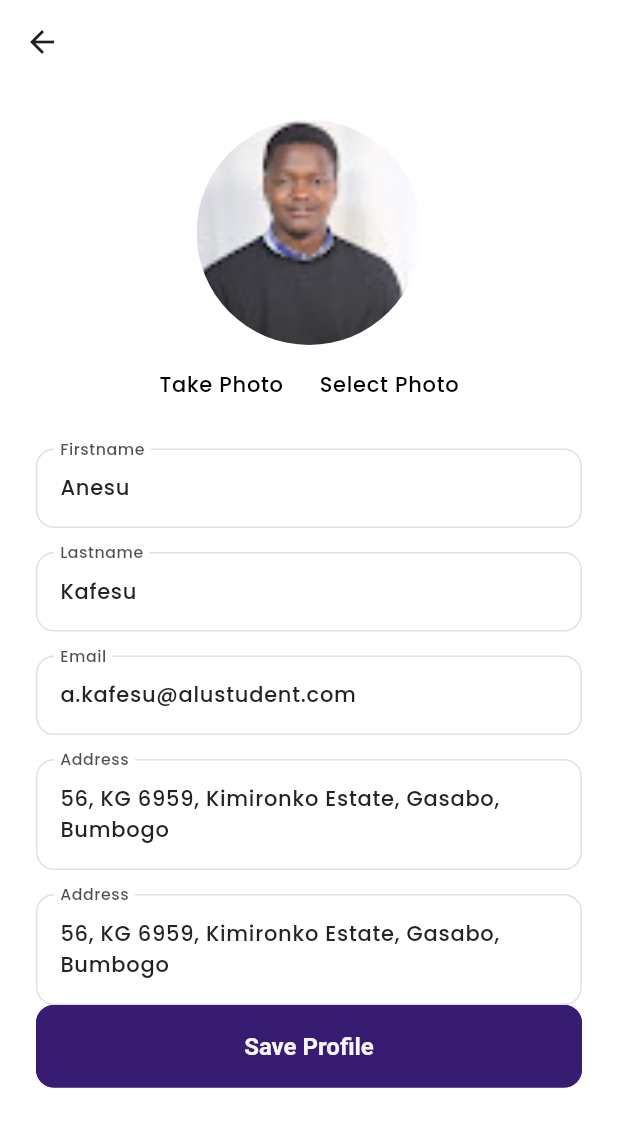
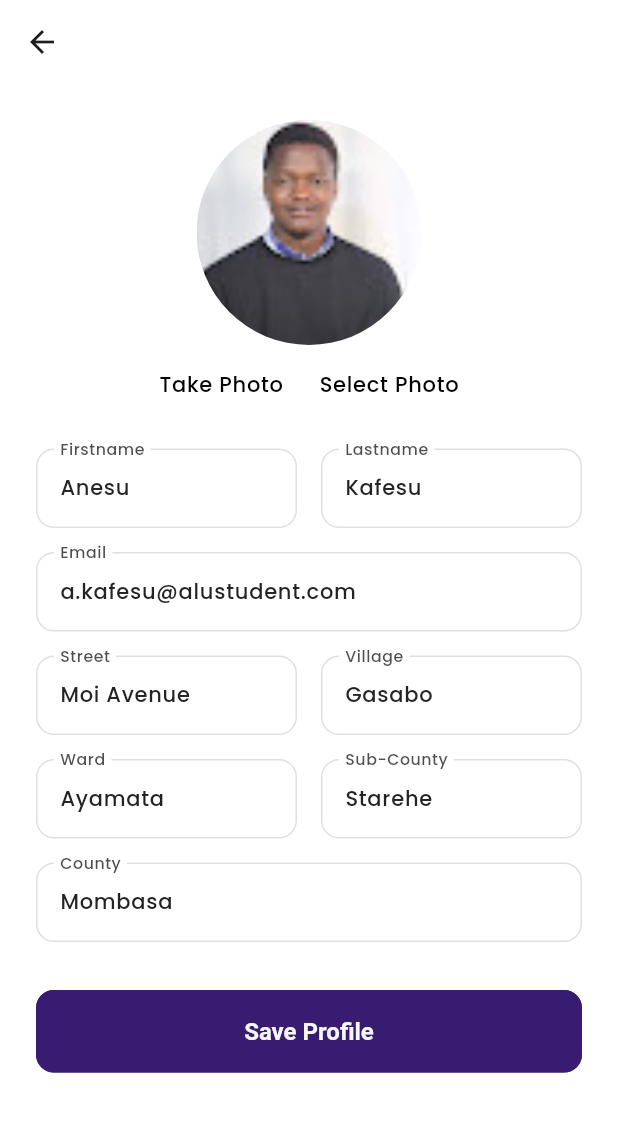
Before and after one commit to SundayOlubode/chindi, a Flutter app: the EditProfile screen opened directly, on a phone screen of 412 x 824 dp. Shown: the top 1127 px of the screen. Run offline on Flutter 3.47's test engine with Material 3 defaults, Android fonts, the phone set to English and light mode, and no system bars; our stand-ins replace flutter_slidable, iconsax; missing offline and left inert: awesome_ripple_animation; network calls fail.

Commit message:
update: adjust profile edit textfields layout

```diff
--- a/lib/routes/profile/edit_profile.dart
+++ b/lib/routes/profile/edit_profile.dart
@@ -44,14 +44,23 @@ class EditProfile extends StatelessWidget {
                 const SizedBox(height: ChindiSizes.spaceBtwSections),
                 Column(
                   children: [
-                    _buildProfileTextField(
-                      ChindiTexts.firstname,
-                      ChindiTexts.anesu,
-                    ),
-                    const SizedBox(height: ChindiSizes.spaceBtwItems),
-                    _buildProfileTextField(
-                      ChindiTexts.lastname,
-                      ChindiTexts.kafesu,
+                    Row(
+                      mainAxisAlignment: MainAxisAlignment.spaceBetween,
+                      children: [
+                        Expanded(
+                          child: _buildProfileTextField(
+                            ChindiTexts.firstname,
+                            ChindiTexts.anesu,
+                          ),
+                        ),
+                        const SizedBox(width: ChindiSizes.spaceBtwItems),
+                        Expanded(
+                          child: _buildProfileTextField(
+                            ChindiTexts.lastname,
+                            ChindiTexts.kafesu,
+                          ),
+                        ),
+                      ],
                     ),
                     const SizedBox(height: ChindiSizes.spaceBtwItems),
                     _buildProfileTextField(
@@ -59,17 +68,49 @@ class EditProfile extends StatelessWidget {
                       ChindiTexts.anesuEmail,
                     ),
                     const SizedBox(height: ChindiSizes.spaceBtwItems),
-                    _buildProfileTextField(
-                      ChindiTexts.address,
-                      ChindiTexts.anesuAddress,
+                    Row(
+                      children: [
+                        Expanded(
+                          child: _buildProfileTextField(
+                            ChindiTexts.street,
+                            ChindiTexts.anesuStreet,
+                          ),
+                        ),
+                        const SizedBox(width: ChindiSizes.spaceBtwItems),
+                        Expanded(
+                          child: _buildProfileTextField(
+                            ChindiTexts.village,
+                            ChindiTexts.anesuVillage,
+                          ),
+                        ),
+                      ],
+                    ),
+                    const SizedBox(height: ChindiSizes.spaceBtwItems),
+                    Row(
+                      children: [
+                        Expanded(
+                          child: _buildProfileTextField(
+                            ChindiTexts.ward,
+                            ChindiTexts.anesuWard,
+                          ),
+                        ),
+                        const SizedBox(width: ChindiSizes.spaceBtwItems),
+                        Expanded(
+                          child: _buildProfileTextField(
+                            ChindiTexts.subCounty,
+                            ChindiTexts.anesuSubCounty,
+                          ),
+                        ),
+                      ],
                     ),
                     const SizedBox(height: ChindiSizes.spaceBtwItems),
                     _buildProfileTextField(
-                      ChindiTexts.address,
-                      ChindiTexts.anesuAddress,
+                      ChindiTexts.county,
+                      ChindiTexts.anesuCounty,
                     ),
                   ],
                 ),
+                const SizedBox(height: ChindiSizes.spaceBtwSections),
                 SizedBox(
                   width: double.infinity,
                   child: ElevatedButton(
--- a/lib/utils/constants/texts.dart
+++ b/lib/utils/constants/texts.dart
@@ -12,8 +12,18 @@ class ChindiTexts {
   static const String kafesu = 'Kafesu';
   static const String email = 'Email';
   static const String address = 'Address';
+  static const String street = 'Street';
+  static const String village = 'Village';
+  static const String ward = 'Ward';
+  static const String subCounty = 'Sub-County';
+  static const String county = 'County';
   static const String anesuAddress =
       '56, KG 6959, Kimironko Estate, Gasabo, Bumbogo';
+  static const String anesuVillage = 'Gasabo';
+  static const String anesuStreet = 'Moi Avenue';
+  static const String anesuWard = 'Ayamata';
+  static const String anesuSubCounty = 'Starehe';
+  static const String anesuCounty = 'Mombasa';
   static const String logout = 'Logout';
   static const String anesuKafesu = 'Anesu Kafesu';
   static const String anesuEmail = 'a.kafesu@alustudent.com';
@@ -40,7 +50,8 @@ class ChindiTexts {
   static const String heading = 'List New Task';
 
   ///Registraition Successful
-  static const String registrationSuccessful = 'Your task has been created successfully';
+  static const String registrationSuccessful =
+      'Your task has been created successfully';
 
   ///Registraition Successful
   static const String registrationFail = 'Your task has not been created';
```
